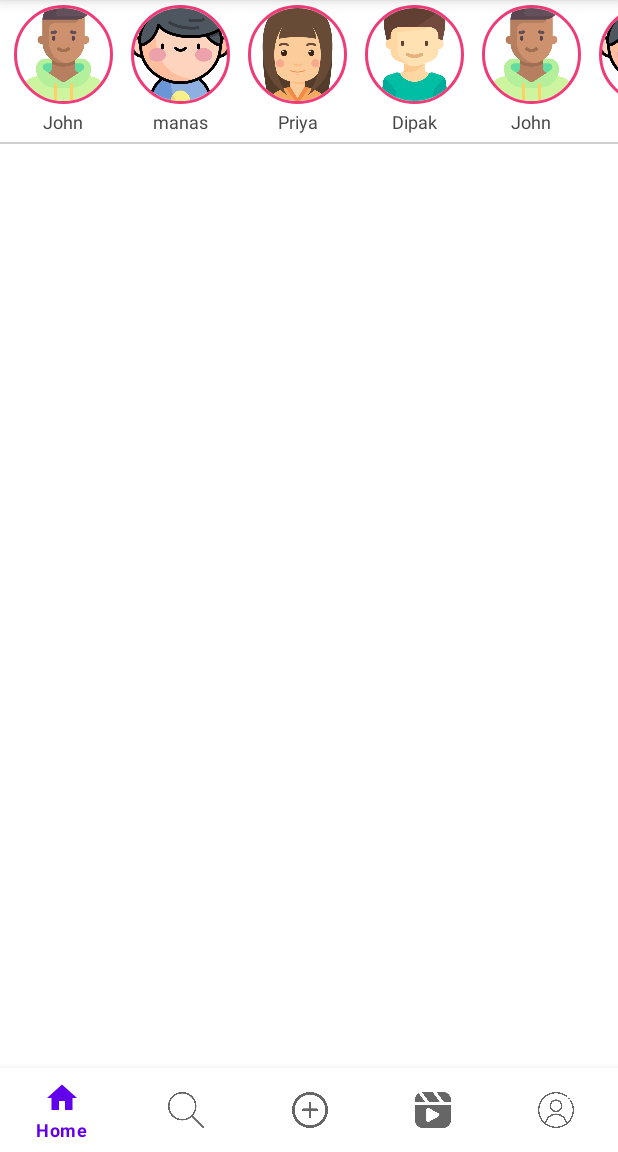
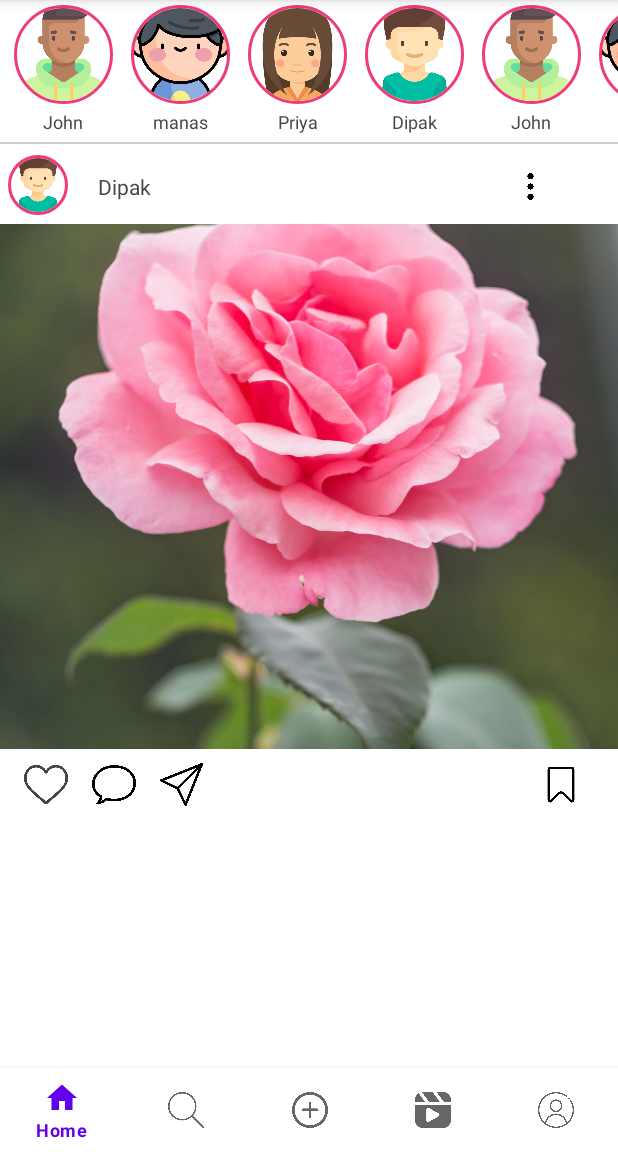
Before and after one commit to akshaymagar2003/InstagramClone2, an Android app: the screen it shows after launch (MainActivity), on a phone screen of 412 x 824 dp, the part 84-1236 px from its top. Run offline under Robolectric (Android 15) with nearby library versions, the phone set to English and light mode, and no system bars; our stand-ins replace CircleImageView, navigation-ui; Roboto replaces fonts that are not available here.

Commit message:
First Post Added.

```diff
--- a/app/src/main/res/layout/fragment_home.xml
+++ b/app/src/main/res/layout/fragment_home.xml
@@ -253,7 +253,112 @@
         android:layout_marginBottom="3dp"
         android:background="@color/statusbar" />
 
+    <ScrollView
+        android:layout_width="match_parent"
+        android:layout_height="match_parent"
+        tools:ignore="SpeakableTextPresentCheck">
 
-        />
+        <LinearLayout
+            android:layout_width="match_parent"
+            android:layout_height="wrap_content"
+            android:orientation="vertical">
+
+            <LinearLayout
+                android:layout_width="match_parent"
+                android:layout_height="42dp"
+                android:layout_marginStart="5dp"
+                android:layout_marginLeft="5dp"
+                android:layout_marginTop="4dp"
+                android:layout_marginEnd="5dp"
+                android:layout_marginRight="5dp"
+                android:layout_marginBottom="4dp"
+                android:addStatesFromChildren="true"
+                android:orientation="horizontal">
+
+
+                <de.hdodenhof.circleimageview.CircleImageView
+                    android:layout_width="40dp"
+                    android:layout_height="40dp"
+                    android:src="@drawable/boy"
+                    app:civ_border_color="#EF3B78"
+                    app:civ_border_width="2dp" />
+
+                <TextView
+                    android:layout_width="wrap_content"
+                    android:layout_height="wrap_content"
+                    android:layout_gravity="center_vertical"
+                    android:layout_marginStart="20dp"
+                    android:layout_marginLeft="20dp"
+                    android:text="Dipak"
+                    android:textColor="@color/textcolor" />
+
+                <ImageView
+                    android:layout_width="wrap_content"
+                    android:layout_height="wrap_content"
+                    android:layout_marginStart="200dp"
+                    android:layout_marginLeft="200dp"
+                    android:paddingTop="10dp"
+                    android:paddingBottom="10dp"
+                    android:src="@drawable/dots" />
+            </LinearLayout>
+
+
+            <ImageView
+                android:layout_width="match_parent"
+                android:layout_height="350dp"
+                android:scaleType="centerCrop"
+                android:src="@drawable/flower1" />
+
+            <LinearLayout
+                android:layout_width="match_parent"
+                android:layout_height="47dp"
+                android:layout_marginStart="8dp"
+                android:layout_marginLeft="8dp"
+                android:layout_marginEnd="8dp"
+                android:layout_marginRight="8dp"
+                android:orientation="horizontal">
+
+                <ImageView
+                    android:layout_width="180dp"
+                    android:layout_height="wrap_content"
+                    android:layout_weight="1"
+                    android:padding="8dp"
+                    android:src="@drawable/heart"
+                    app:tint="@color/textcolor" />
+
+                <ImageView
+                    android:layout_width="180dp"
+                    android:layout_height="wrap_content"
+                    android:layout_weight="1"
+                    android:padding="8dp"
+                    android:src="@drawable/speech" />
+
+                <ImageView
+                    android:layout_width="180dp"
+                    android:layout_height="wrap_content"
+                    android:layout_weight="1"
+                    android:padding="8dp"
+                    android:src="@drawable/send" />
+
+                <LinearLayout
+                    android:layout_width="match_parent"
+                    android:layout_height="match_parent"
+                    android:layout_marginEnd="10dp"
+                    android:layout_marginRight="10dp"
+                    android:layout_weight="1"
+                    android:gravity="right"
+                    android:orientation="horizontal">
+
+                    <ImageView
+                        android:layout_width="40dp"
+                        android:layout_height="wrap_content"
+                        android:layout_gravity="right"
+                        android:padding="8dp"
+                        android:src="@drawable/save" />
+                </LinearLayout>
+
+            </LinearLayout>
+        </LinearLayout>
+    </ScrollView>
 
 </LinearLayout>
```
Also changed, not shown: app/src/main/res/drawable/dots.png (added), app/src/main/res/drawable/flower1.jpg (added), app/src/main/res/drawable/save.png (added), app/src/main/res/drawable/speech.png (added).
